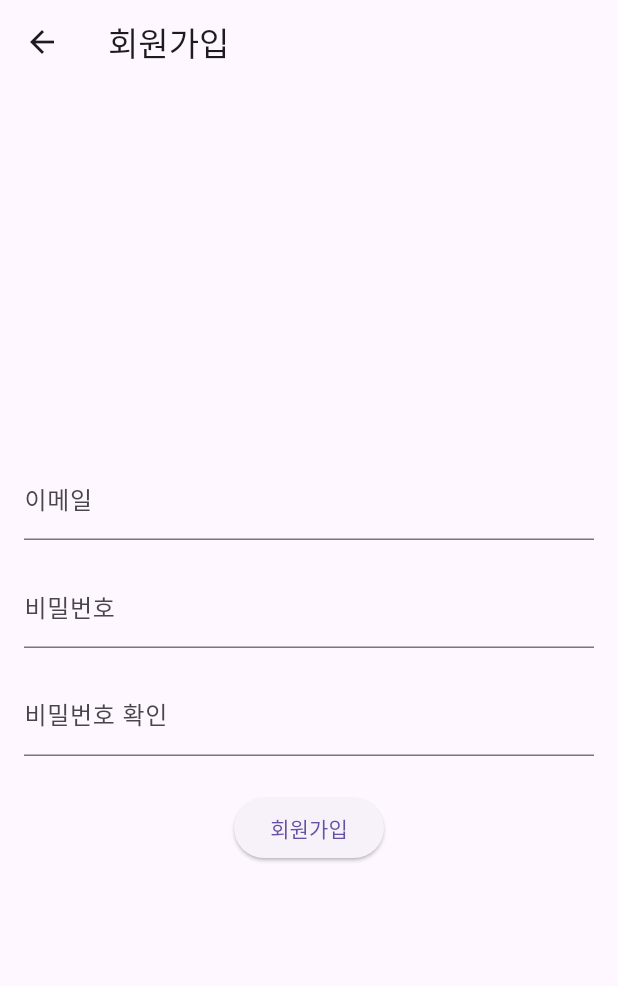
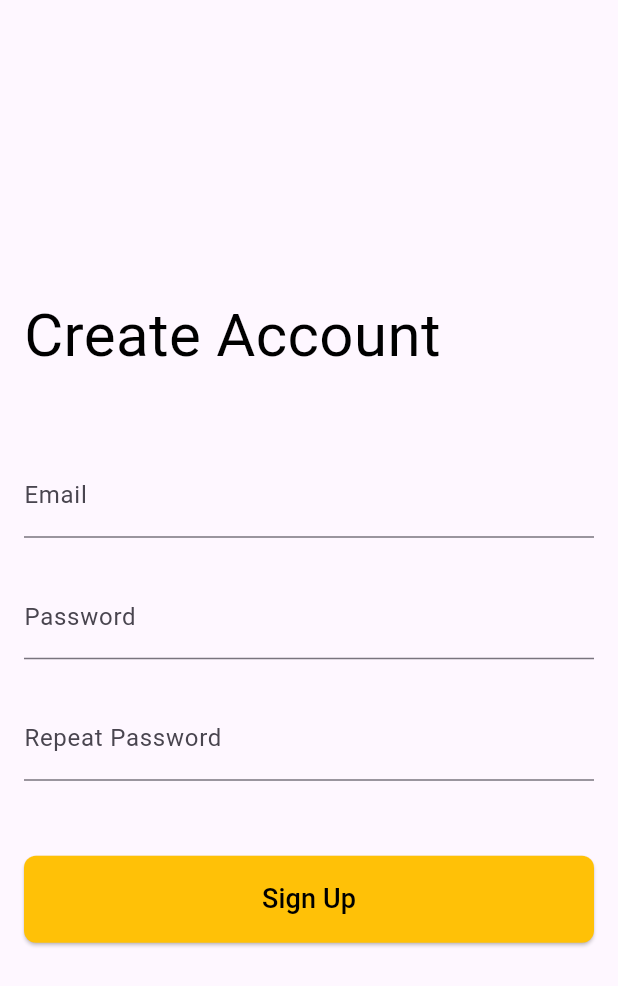
Before and after one commit to FIFTH-GG/midm-mfit, a Flutter app: the SignupScreen screen opened directly, on a phone screen of 412 x 824 dp. Shown: the top 986 px of the screen. Run offline on Flutter 3.47's test engine with Material 3 defaults, Android fonts, the phone set to English and light mode, and no system bars; our stand-ins replace firebase_auth, firebase_core, flutter_blue_plus, permission_handler, shared_preferences; accounts and stored records are empty.

Commit message:
Signup screen UI

```diff
--- a/lib/screen/signup_screen.dart
+++ b/lib/screen/signup_screen.dart
@@ -54,20 +54,23 @@ class _SignupScreenState extends State<SignupScreen> {
   @override
   Widget build(BuildContext context) {
     return Scaffold(
-      appBar: AppBar(
-        title: Text('회원가입'),
-      ),
       body: Center(
         child: Padding(
           padding: const EdgeInsets.all(16.0),
           child: Form(
             key: _formKey,
             child: Column(
-              mainAxisSize: MainAxisSize.min,
+              mainAxisAlignment: MainAxisAlignment.center,
+              crossAxisAlignment: CrossAxisAlignment.stretch,
               children: <Widget>[
+                Text(
+                  'Create Account',
+                  style: TextStyle(fontSize: 40, color: Colors.black),
+                ),
+                SizedBox(height: 50,),
                 TextFormField(
                   controller: _emailController,
-                  decoration: InputDecoration(labelText: '이메일'),
+                  decoration: InputDecoration(labelText: 'Email'),
                   keyboardType: TextInputType.emailAddress,
                   validator: (value) {
                     if (value == null || value.isEmpty) {
@@ -79,10 +82,10 @@ class _SignupScreenState extends State<SignupScreen> {
                     return null;
                   },
                 ),
-                SizedBox(height: 16.0),
+                SizedBox(height: 25.0),
                 TextFormField(
                   controller: _passwordController,
-                  decoration: InputDecoration(labelText: '비밀번호'),
+                  decoration: InputDecoration(labelText: 'Password'),
                   obscureText: true,
                   validator: (value) {
                     if (value == null || value.isEmpty) {
@@ -94,10 +97,10 @@ class _SignupScreenState extends State<SignupScreen> {
                     return null;
                   },
                 ),
-                SizedBox(height: 16.0),
+                SizedBox(height: 25.0),
                 TextFormField(
                   controller: _confirmPasswordController,
-                  decoration: InputDecoration(labelText: '비밀번호 확인'),
+                  decoration: InputDecoration(labelText: 'Repeat Password'),
                   obscureText: true,
                   validator: (value) {
                     if (value == null || value.isEmpty) {
@@ -109,10 +112,20 @@ class _SignupScreenState extends State<SignupScreen> {
                     return null;
                   },
                 ),
-                SizedBox(height: 24.0),
+                SizedBox(height: 50.0),
                 ElevatedButton(
                   onPressed: _createUserWithEmailAndPassword,
-                  child: Text('회원가입'),
+                  style: ElevatedButton.styleFrom(
+                    backgroundColor: Colors.amber,
+                    padding: const EdgeInsets.symmetric(vertical: 16),
+                    shape: RoundedRectangleBorder(
+                      borderRadius: BorderRadius.circular(8),
+                    ),
+                  ),
+                  child: const Text(
+                    'Sign Up',
+                    style: TextStyle(fontSize: 18, color: Colors.black),
+                  ),
                 ),
                 if (_errorMessage != null)
                   Padding(
--- a/pubspec.yaml
+++ b/pubspec.yaml
@@ -40,6 +40,7 @@ dependencies:
   permission_handler: ^11.4.0
   provider: ^6.1.4
   shared_preferences: ^2.5.3
+  cloud_firestore: ^5.6.6
 
 dev_dependencies:
   flutter_test:
```
Also changed, not shown: pubspec.lock.
